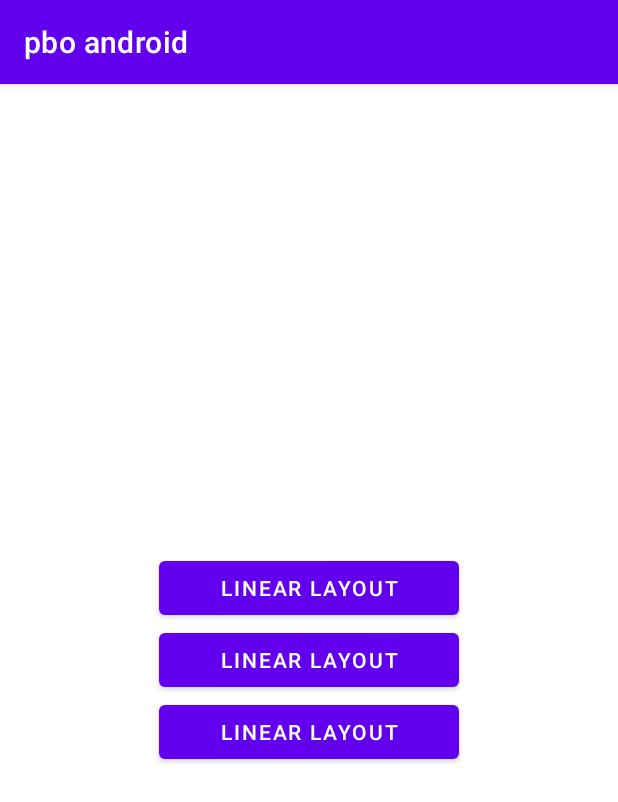
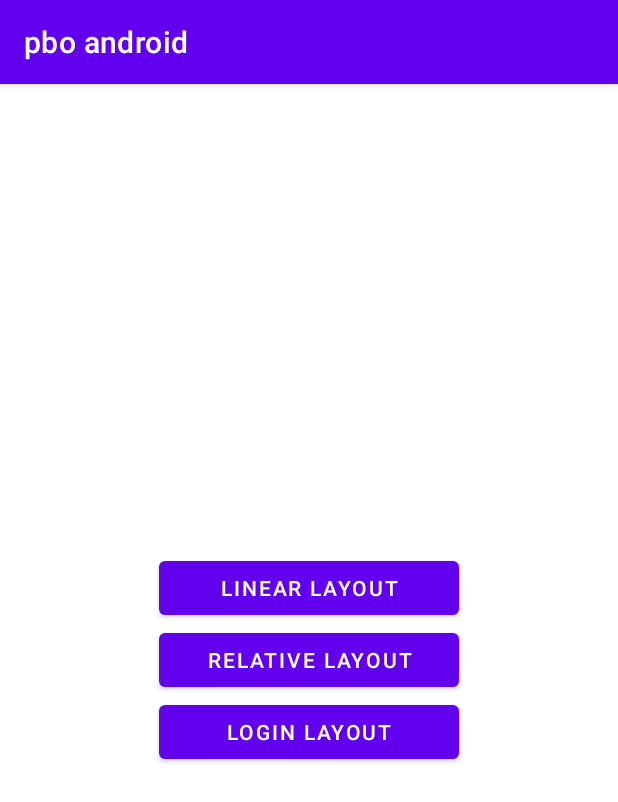
Before and after one commit to Rafli-Dewanto/pbo-mobile, an Android app: the HomeActivity screen opened directly, with no data from a screen before it, on a phone screen of 412 x 824 dp. Shown: the top 802 px of the screen. Run offline under Robolectric (Android 15) with nearby library versions, the phone set to English and light mode, and no system bars.

Commit message:
fix: login intent in home activity

```diff
--- a/app/src/main/java/com/example/pboandroid/HomeActivity.java
+++ b/app/src/main/java/com/example/pboandroid/HomeActivity.java
@@ -23,7 +23,7 @@ public class HomeActivity extends AppCompatActivity {
         loginButton.setOnClickListener(new View.OnClickListener() {
             @Override
             public void onClick(View view) {
-                Intent login = new Intent(HomeActivity.this, PindahActivity.class);
+                Intent login = new Intent(HomeActivity.this, LoginFormActivity.class);
                 startActivity(login);
                 finish();
             }
--- a/app/src/main/res/layout/activity_home.xml
+++ b/app/src/main/res/layout/activity_home.xml
@@ -18,12 +18,12 @@
         android:id="@+id/relativeButton"
         android:layout_width="200dp"
         android:layout_height="wrap_content"
-        android:text="Linear Layout" />
+        android:text="Relative Layout" />
 
     <Button
         android:id="@+id/loginButton"
         android:layout_width="200dp"
         android:layout_height="wrap_content"
-        android:text="Linear Layout" />
+        android:text="Login Layout" />
 
 </LinearLayout>
--- a/app/src/main/res/layout/activity_linear.xml
+++ b/app/src/main/res/layout/activity_linear.xml
@@ -13,13 +13,13 @@
         android:id="@+id/inputNama"
         android:layout_width="match_parent"
         android:layout_height="wrap_content"
-        android:hint="Nama: "/>
+        android:hint="Nama"/>
 
     <EditText
         android:id="@+id/inputAlamat"
         android:layout_width="match_parent"
         android:layout_height="wrap_content"
-        android:hint="Alamat: "/>
+        android:hint="Alamat"/>
 
     <TextView
         android:id="@+id/hasil"
```
Also changed, not shown: app/src/main/res/layout/activity_login_form.xml (+5 -3 lines).
